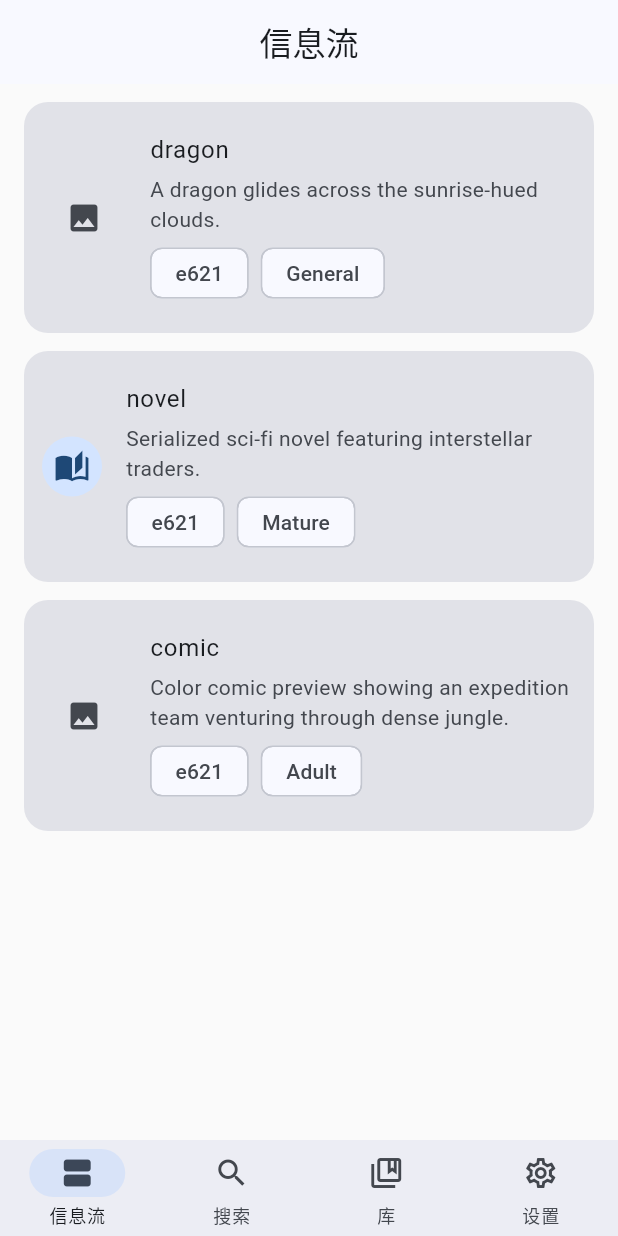
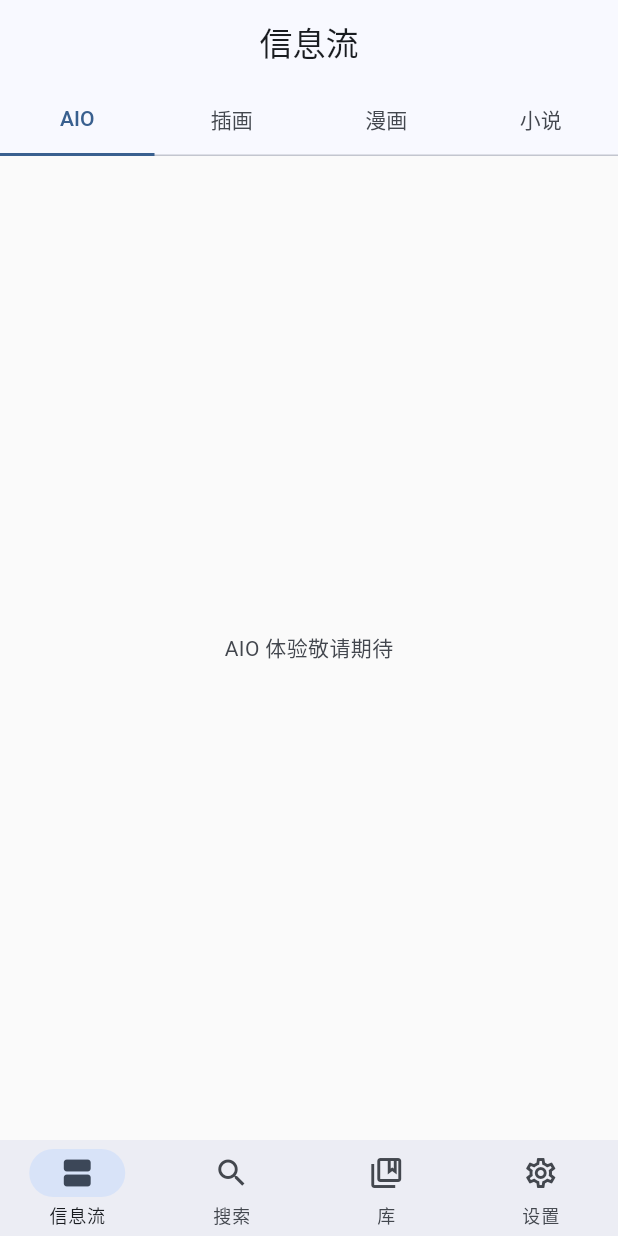
Before and after one commit to HundSimon/faio, a Flutter app: the screen it shows after launch, on a phone screen of 412 x 824 dp. Run offline on Flutter 3.47's test engine with Material 3 defaults, Android fonts, the light colour scheme and no system bars; our stand-ins replace dio, equatable, flutter_riverpod, flutter_secure_storage, go_router; network calls fail.

Commit message:
chore: Refine e621 feed sorting and feed UI

```diff
--- a/lib/domain/models/content_item.dart
+++ b/lib/domain/models/content_item.dart
@@ -17,6 +17,7 @@ class FaioContent extends Equatable {
     required this.summary,
     required this.type,
     required this.previewUrl,
+    this.previewAspectRatio,
     required this.publishedAt,
     required this.rating,
     this.authorName,
@@ -33,6 +34,7 @@ class FaioContent extends Equatable {
   final String summary;
   final ContentType type;
   final Uri? previewUrl;
+  final double? previewAspectRatio;
   final DateTime publishedAt;
 
   /// Normalised content rating (General/Mature/Adult).
@@ -49,6 +51,7 @@ class FaioContent extends Equatable {
         summary,
         type,
         previewUrl,
+        previewAspectRatio,
         publishedAt,
         rating,
         authorName,
@@ -60,6 +63,7 @@ class FaioContent extends Equatable {
     String? summary,
     ContentType? type,
     Uri? previewUrl,
+    double? previewAspectRatio,
     DateTime? publishedAt,
     String? rating,
     String? authorName,
@@ -72,6 +76,7 @@ class FaioContent extends Equatable {
       summary: summary ?? this.summary,
       type: type ?? this.type,
       previewUrl: previewUrl ?? this.previewUrl,
+      previewAspectRatio: previewAspectRatio ?? this.previewAspectRatio,
       publishedAt: publishedAt ?? this.publishedAt,
       rating: rating ?? this.rating,
       authorName: authorName ?? this.authorName,
--- a/lib/features/feed/presentation/feed_screen.dart
+++ b/lib/features/feed/presentation/feed_screen.dart
@@ -5,7 +5,6 @@ import 'package:faio/domain/models/content_item.dart';
 
 import '../providers/feed_providers.dart';
 
-/// Unified content feed showing placeholder aggregated items.
 class FeedScreen extends ConsumerWidget {
   const FeedScreen({super.key});
 
@@ -23,88 +22,35 @@ class FeedScreen extends ConsumerWidget {
       );
     });
 
-    return Scaffold(
+    return DefaultTabController(
+      length: 4,
+      child: Scaffold(
         appBar: AppBar(
           title: const Text('信息流'),
+          bottom: const TabBar(
+            isScrollable: false,
+            indicatorSize: TabBarIndicatorSize.tab,
+            tabAlignment: TabAlignment.fill,
+            tabs: [
+              Tab(text: 'AIO'),
+              Tab(text: '插画'),
+              Tab(text: '漫画'),
+              Tab(text: '小说'),
+            ],
+          ),
         ),
         body: feedAsync.when(
           data: (items) {
-          if (items.isEmpty) {
-            return const Center(
-              child: Text('暂时没有可显示的内容'),
-            );
-          }
-          return ListView.separated(
-            padding: const EdgeInsets.symmetric(horizontal: 16, vertical: 12),
-            itemBuilder: (context, index) {
-              final item = items[index];
-              return ListTile(
-                contentPadding: const EdgeInsets.all(12),
-                tileColor: Theme.of(context).colorScheme.surfaceContainerHighest,
-                shape: RoundedRectangleBorder(
-                  borderRadius: BorderRadius.circular(16),
-                ),
-                leading: item.previewUrl != null
-                    ? ClipRRect(
-                        borderRadius: BorderRadius.circular(12),
-                        child: AspectRatio(
-                          aspectRatio: 1,
-                          child: Image.network(
-                            item.previewUrl.toString(),
-                            fit: BoxFit.cover,
-                            errorBuilder: (_, __, ___) => const Icon(Icons.image),
-                          ),
-                        ),
-                      )
-                    : CircleAvatar(
-                        backgroundColor:
-                            Theme.of(context).colorScheme.primaryContainer,
-                        child: Icon(
-                          switch (item.type) {
-                            ContentType.comic => Icons.menu_book,
-                            ContentType.novel => Icons.auto_stories,
-                            ContentType.audio => Icons.headphones,
-                            ContentType.illustration => Icons.image,
-                          },
-                        ),
-                      ),
-                title: Text(item.title),
-                subtitle: Column(
-                  crossAxisAlignment: CrossAxisAlignment.start,
+            final illustrations =
+                items.where((item) => item.type == ContentType.illustration).toList();
+
+            return TabBarView(
               children: [
-                    const SizedBox(height: 4),
-                    Text(
-                      item.summary,
-                      maxLines: 2,
-                      overflow: TextOverflow.ellipsis,
-                    ),
-                    const SizedBox(height: 6),
-                    Wrap(
-                      spacing: 8,
-                      runSpacing: -8,
-                      children: [
-                        Chip(
-                          label: Text(item.source),
-                          visualDensity: VisualDensity.compact,
-                        ),
-                        Chip(
-                          label: Text(item.rating),
-                          visualDensity: VisualDensity.compact,
-                        ),
-                        if (item.authorName != null)
-                          Chip(
-                            label: Text(item.authorName!),
-                            visualDensity: VisualDensity.compact,
-                          ),
+                const _ComingSoonTab(message: 'AIO 体验敬请期待'),
+                _IllustrationGrid(items: illustrations),
+                const _ComingSoonTab(message: '漫画内容建设中'),
+                const _ComingSoonTab(message: '小说内容建设中'),
               ],
-                    ),
-                  ],
-                ),
-                onTap: () {},
-              );
-            },
-            separatorBuilder: (context, index) => const SizedBox(height: 12),
-            itemCount: items.length,
             );
           },
           loading: () => const Center(child: CircularProgressIndicator()),
@@ -112,6 +58,125 @@ class FeedScreen extends ConsumerWidget {
             child: Text('加载内容失败：$error'),
           ),
         ),
+      ),
     );
   }
 }
+
+class _IllustrationGrid extends StatelessWidget {
+  const _IllustrationGrid({required this.items});
+
+  final List<FaioContent> items;
+
+  @override
+  Widget build(BuildContext context) {
+    if (items.isEmpty) {
+      final theme = Theme.of(context);
+      return Center(
+        child: Text(
+          '暂时没有插画内容',
+          style: theme.textTheme.bodyMedium?.copyWith(
+            color: theme.colorScheme.onSurfaceVariant,
+          ),
+        ),
+      );
+    }
+    return GridView.builder(
+      padding: const EdgeInsets.symmetric(horizontal: 16, vertical: 16),
+      gridDelegate: const SliverGridDelegateWithFixedCrossAxisCount(
+        crossAxisCount: 2,
+        mainAxisSpacing: 12,
+        crossAxisSpacing: 12,
+        childAspectRatio: 1,
+      ),
+      itemCount: items.length,
+      itemBuilder: (context, index) => _IllustrationTile(item: items[index]),
+    );
+  }
+}
+
+class _ComingSoonTab extends StatelessWidget {
+  const _ComingSoonTab({required this.message});
+
+  final String message;
+
+  @override
+  Widget build(BuildContext context) {
+    final theme = Theme.of(context);
+    return Center(
+      child: Text(
+        message,
+        style: theme.textTheme.bodyMedium?.copyWith(
+          color: theme.colorScheme.onSurfaceVariant,
+        ),
+      ),
+    );
+  }
+}
+
+class _IllustrationTile extends StatelessWidget {
+  const _IllustrationTile({required this.item});
+
+  final FaioContent item;
+
+  @override
+  Widget build(BuildContext context) {
+    final theme = Theme.of(context);
+    final previewUrl = item.previewUrl;
+
+    return ClipRRect(
+      borderRadius: BorderRadius.circular(12),
+      child: Stack(
+        fit: StackFit.expand,
+        children: [
+          if (previewUrl != null)
+            Image.network(
+              previewUrl.toString(),
+              fit: BoxFit.cover,
+              errorBuilder: (_, __, ___) => Container(
+                color: theme.colorScheme.surfaceVariant,
+                alignment: Alignment.center,
+                child: const Icon(Icons.broken_image),
+              ),
+            )
+          else
+            Container(
+              color: theme.colorScheme.surfaceVariant,
+              alignment: Alignment.center,
+              child: Icon(
+                Icons.image,
+                color: theme.colorScheme.onSurfaceVariant,
+              ),
+            ),
+          Positioned(
+            left: 0,
+            right: 0,
+            bottom: 0,
+            child: Container(
+              padding: const EdgeInsets.all(8),
+              decoration: const BoxDecoration(
+                gradient: LinearGradient(
+                  begin: Alignment.bottomCenter,
+                  end: Alignment.topCenter,
+                  colors: [
+                    Colors.black87,
+                    Colors.transparent,
+                  ],
+                ),
+              ),
+              child: Text(
+                item.title,
+                maxLines: 1,
+                overflow: TextOverflow.ellipsis,
+                style: theme.textTheme.bodyMedium?.copyWith(
+                  color: Colors.white,
+                  fontWeight: FontWeight.w600,
+                ),
+              ),
+            ),
+          ),
+        ],
+      ),
+    );
+  }
+}
```
Also changed, not shown: lib/data/e621/e621_http_service.dart (+15 -8 lines), lib/data/repositories/content_repository_impl.dart (+8 -3 lines), lib/data/repositories/mappers/content_mapper.dart (+12 -0 lines). Lines whose indentation alone changed are shown as unchanged.
